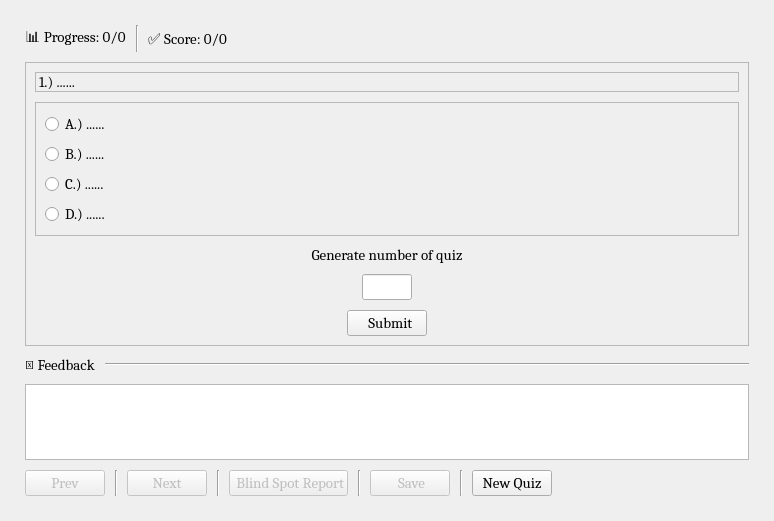
First picture: the form in ui_designs/quiz_widget.ui, repository Graerin22/EduMentor, before the edit.
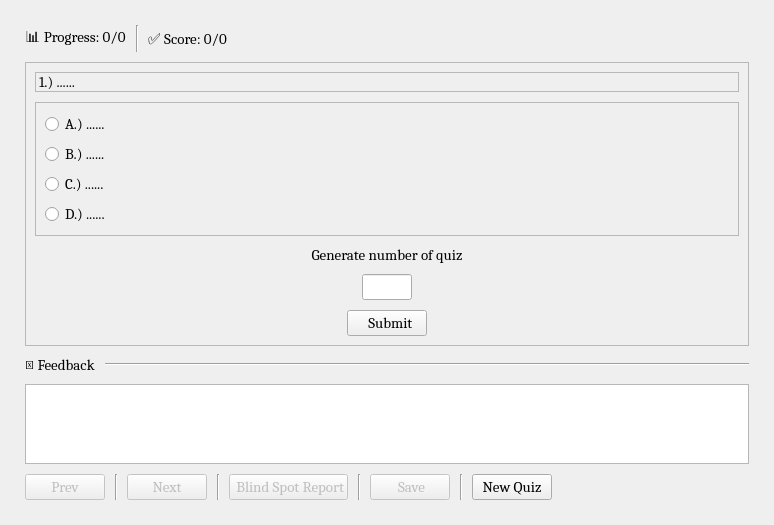
Second picture: the form after the edit. Icons and pictures are not drawn.

```diff
--- a/ui_designs/quiz_widget.ui
+++ b/ui_designs/quiz_widget.ui
@@ -7,7 +7,7 @@
     <x>0</x>
     <y>0</y>
     <width>774</width>
-    <height>521</height>
+    <height>525</height>
    </rect>
   </property>
   <property name="windowTitle">
```
